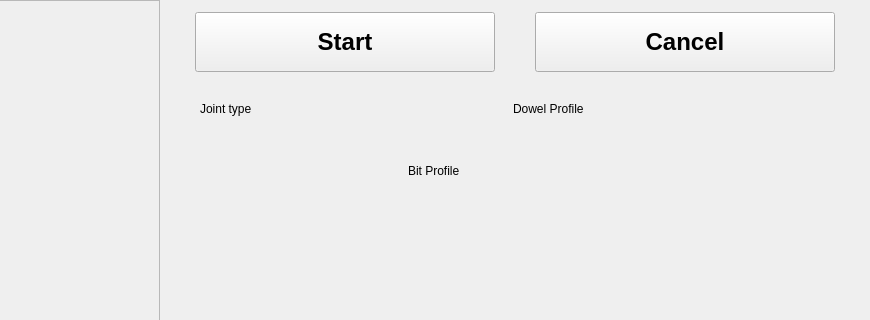
This is forms/dovetail_camera_page.ui in jtlemon/sanding_machine as Qt 5 draws it before an edit; both pictures show x 144 to 1014 and y 0 to 320 of the 1014 by 645 pixel window. The edited form follows.
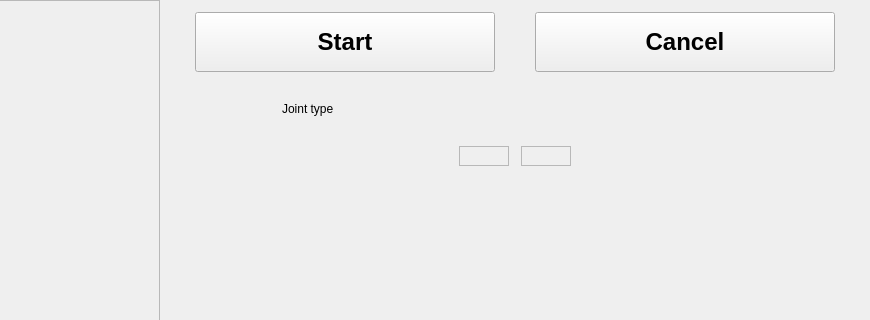
This is the edited form. Icons and pictures are not drawn. Custom widgets are drawn as their Qt base class.

Commit message: reset page added

The edit to the form file:
```diff
--- a/forms/dovetail_camera_page.ui
+++ b/forms/dovetail_camera_page.ui
@@ -129,7 +129,7 @@
       </layout>
      </item>
      <item>
-      <layout class="QHBoxLayout" name="horizontalLayout_3" stretch="0,0,1,0,1,0">
+      <layout class="QHBoxLayout" name="horizontalLayout_3" stretch="0,0,1,0">
        <item>
         <spacer name="horizontalSpacer_5">
          <property name="orientation">
@@ -158,21 +158,10 @@
            <height>50</height>
           </size>
          </property>
-        </widget>
-       </item>
-       <item>
-        <widget class="QLabel" name="label">
-         <property name="text">
-          <string>Dowel Profile</string>
-         </property>
-        </widget>
-       </item>
-       <item>
-        <widget class="ProfileComboBox" name="dowel_profile_combo" native="true">
-         <property name="minimumSize">
+         <property name="maximumSize">
           <size>
-           <width>150</width>
-           <height>50</height>
+           <width>400</width>
+           <height>16777215</height>
           </size>
          </property>
         </widget>
@@ -197,6 +186,53 @@
        <property name="topMargin">
         <number>0</number>
        </property>
+       <item>
+        <spacer name="horizontalSpacer_7">
+         <property name="orientation">
+          <enum>Qt::Horizontal</enum>
+         </property>
+         <property name="sizeHint" stdset="0">
+          <size>
+           <width>40</width>
+           <height>20</height>
+          </size>
+         </property>
+        </spacer>
+       </item>
+       <item>
+        <widget class="QFrame" name="joint_options_frame">
+         <property name="minimumSize">
+          <size>
+           <width>50</width>
+           <height>0</height>
+          </size>
+         </property>
+         <property name="frameShape">
+          <enum>QFrame::StyledPanel</enum>
+         </property>
+         <property name="frameShadow">
+          <enum>QFrame::Raised</enum>
+         </property>
+         <layout class="QHBoxLayout" name="joint_options_frame_layout"/>
+        </widget>
+       </item>
+       <item>
+        <widget class="QFrame" name="dowel_option_frame">
+         <property name="minimumSize">
+          <size>
+           <width>50</width>
+           <height>0</height>
+          </size>
+         </property>
+         <property name="frameShape">
+          <enum>QFrame::StyledPanel</enum>
+         </property>
+         <property name="frameShadow">
+          <enum>QFrame::Raised</enum>
+         </property>
+         <layout class="QHBoxLayout" name="dowel_option_frame_layout"/>
+        </widget>
+       </item>
        <item>
         <spacer name="horizontalSpacer_4">
          <property name="orientation">
@@ -210,36 +246,6 @@
          </property>
         </spacer>
        </item>
-       <item>
-        <widget class="QLabel" name="label_2">
-         <property name="text">
-          <string>Bit Profile</string>
-         </property>
-        </widget>
-       </item>
-       <item>
-        <widget class="ProfileComboBox" name="bit_profile_combo" native="true">
-         <property name="minimumSize">
-          <size>
-           <width>150</width>
-           <height>50</height>
-          </size>
-         </property>
-        </widget>
-       </item>
-       <item>
-        <spacer name="horizontalSpacer_3">
-         <property name="orientation">
-          <enum>Qt::Horizontal</enum>
-         </property>
-         <property name="sizeHint" stdset="0">
-          <size>
-           <width>40</width>
-           <height>20</height>
-          </size>
-         </property>
-        </spacer>
-       </item>
       </layout>
      </item>
      <item>
```
Left out of the diff: 2 changed lines with no effect on the pictures. The commit also changes 34 other files.
